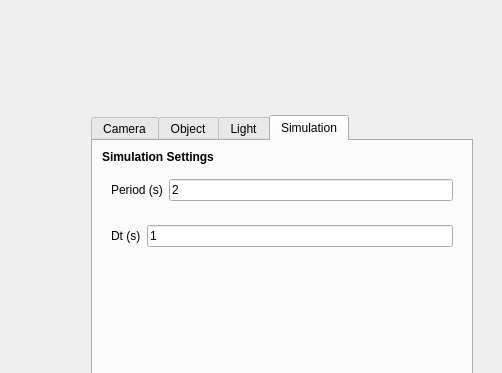
Qt form widgets/customsetupwidget2.ui (jalalirs/asteroid_lightcurve) before a commit; both pictures show x 715 to 1217 and y 0 to 373 of the 1217 by 898 pixel window.
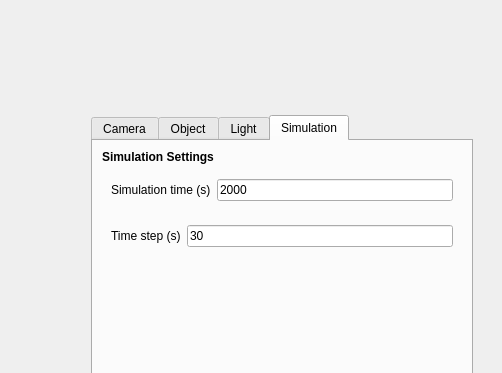
The same form after that commit. The open tabs and pages were chosen to show the change.

Commit message: change name and initial values

```diff
--- a/widgets/customsetupwidget2.ui
+++ b/widgets/customsetupwidget2.ui
@@ -699,14 +699,14 @@
                     <item>
                      <widget class="QLabel" name="label_10">
                       <property name="text">
-                       <string>Period (s)</string>
+                       <string>Simulation time (s)</string>
                       </property>
                      </widget>
                     </item>
                     <item>
                      <widget class="QLineEdit" name="ln_period">
                       <property name="text">
-                       <string>2</string>
+                       <string>2000</string>
                       </property>
                      </widget>
                     </item>
@@ -719,14 +719,14 @@
                     <item>
                      <widget class="QLabel" name="label_24">
                       <property name="text">
-                       <string>Dt (s)</string>
+                       <string>Time step (s)</string>
                       </property>
                      </widget>
                     </item>
                     <item>
                      <widget class="QLineEdit" name="ln_dt">
                       <property name="text">
-                       <string>1</string>
+                       <string>30</string>
                       </property>
                      </widget>
                     </item>
```
Left out of the diff: 6 changed lines with no effect on the pictures.
